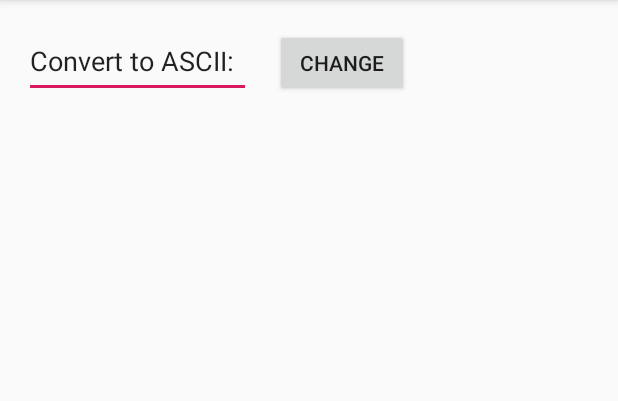
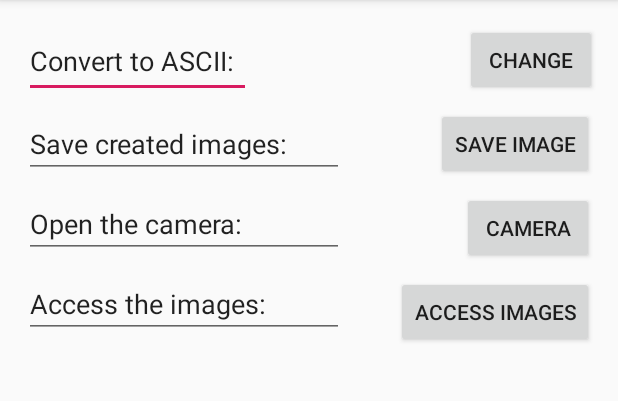
Before and after one commit to glennsong09/CS125FinalProject, an Android app: the screen it shows after launch (MainActivity), on a phone screen of 412 x 824 dp, the part 84-485 px from its top. Run offline under Robolectric (Android 15) with nearby library versions, the phone set to English and light mode, and no system bars.

Commit message:
4 buttons, convertascii, savepicture, opencamera, accessimages

```diff
--- a/app/src/main/java/com/example/qianfan/cs125finalproject/MainActivity.java
+++ b/app/src/main/java/com/example/qianfan/cs125finalproject/MainActivity.java
@@ -12,12 +12,33 @@ public class MainActivity extends AppCompatActivity {
         super.onCreate(savedInstanceState);
         setContentView(R.layout.activity_main);
 
-        Button btn = (Button) findViewById(R.id.convertASCII);
-        btn.setOnClickListener(new View.OnClickListener() {
+        Button btnCI = (Button) findViewById(R.id.convertASCII);
+        btnCI.setOnClickListener(new View.OnClickListener() {
             @Override
             public void onClick(View v) {
                 Log.i("CS125FinalProject", "Will convert image to ASCII.");
             }
         });
+        Button btnSI = (Button) findViewById(R.id.savePicture);
+        btnSI.setOnClickListener(new View.OnClickListener() {
+            @Override
+            public void onClick(View v) {
+                Log.i("CS125FinalProject", "Will save the converted picture.");
+            }
+        });
+        Button btnOC = (Button) findViewById(R.id.openCamera);
+        btnOC.setOnClickListener(new View.OnClickListener() {
+            @Override
+            public void onClick(View v) {
+                Log.i("CS125FinalProject", "Will open the camera.");
+            }
+        });
+        Button btnAI = (Button) findViewById(R.id.accessImages);
+        btnAI.setOnClickListener(new View.OnClickListener() {
+            @Override
+            public void onClick(View v) {
+                Log.i("CS125FinalProject", "Will access saved images.");
+            }
+        });
     }
 }
--- a/app/src/main/res/layout/activity_main.xml
+++ b/app/src/main/res/layout/activity_main.xml
@@ -21,11 +21,88 @@
 
     <Button
         android:id="@+id/convertASCII"
-        android:layout_width="89dp"
-        android:layout_height="45dp"
+        android:layout_width="88dp"
+        android:layout_height="48dp"
+        android:layout_marginStart="136dp"
+        android:layout_marginLeft="136dp"
+        android:layout_marginTop="16dp"
+        android:layout_marginEnd="8dp"
+        android:layout_marginRight="8dp"
+        android:text="@string/button_send"
+        app:layout_constraintEnd_toEndOf="parent"
+        app:layout_constraintStart_toEndOf="@+id/editText"
+        app:layout_constraintTop_toTopOf="parent" />
+
+    <EditText
+        android:id="@+id/editText2"
+        android:layout_width="wrap_content"
+        android:layout_height="wrap_content"
         android:layout_marginStart="16dp"
         android:layout_marginLeft="16dp"
-        android:text="@string/button_send"
-        app:layout_constraintBaseline_toBaselineOf="@+id/editText"
-        app:layout_constraintStart_toEndOf="@+id/editText" />
+        android:layout_marginTop="8dp"
+        android:ems="10"
+        android:inputType="textPersonName"
+        android:text="Save created images:"
+        app:layout_constraintStart_toStartOf="parent"
+        app:layout_constraintTop_toBottomOf="@+id/editText" />
+
+    <Button
+        android:id="@+id/savePicture"
+        android:layout_width="wrap_content"
+        android:layout_height="wrap_content"
+        android:layout_marginTop="8dp"
+        android:layout_marginEnd="16dp"
+        android:layout_marginRight="16dp"
+        android:text="Save Image"
+        app:layout_constraintEnd_toEndOf="parent"
+        app:layout_constraintTop_toBottomOf="@+id/convertASCII" />
+
+    <EditText
+        android:id="@+id/editText3"
+        android:layout_width="wrap_content"
+        android:layout_height="wrap_content"
+        android:layout_marginStart="16dp"
+        android:layout_marginLeft="16dp"
+        android:layout_marginTop="8dp"
+        android:ems="10"
+        android:inputType="textPersonName"
+        android:text="Open the camera:"
+        app:layout_constraintStart_toStartOf="parent"
+        app:layout_constraintTop_toBottomOf="@+id/editText2" />
+
+    <Button
+        android:id="@+id/openCamera"
+        android:layout_width="wrap_content"
+        android:layout_height="wrap_content"
+        android:layout_marginTop="8dp"
+        android:layout_marginEnd="16dp"
+        android:layout_marginRight="16dp"
+        android:text="Camera"
+        app:layout_constraintEnd_toEndOf="parent"
+        app:layout_constraintTop_toBottomOf="@+id/savePicture" />
+
+    <EditText
+        android:id="@+id/editText4"
+        android:layout_width="wrap_content"
+        android:layout_height="wrap_content"
+        android:layout_marginStart="16dp"
+        android:layout_marginLeft="16dp"
+        android:layout_marginTop="8dp"
+        android:ems="10"
+        android:inputType="textPersonName"
+        android:text="Access the images:"
+        app:layout_constraintStart_toStartOf="parent"
+        app:layout_constraintTop_toBottomOf="@+id/editText3" />
+
+    <Button
+        android:id="@+id/accessImages"
+        android:layout_width="wrap_content"
+        android:layout_height="wrap_content"
+        android:layout_marginTop="8dp"
+        android:layout_marginEnd="16dp"
+        android:layout_marginRight="16dp"
+        android:text="Access Images"
+        app:layout_constraintEnd_toEndOf="parent"
+        app:layout_constraintTop_toBottomOf="@+id/openCamera" />
+
 </android.support.constraint.ConstraintLayout>
--- a/app/src/main/res/values/strings.xml
+++ b/app/src/main/res/values/strings.xml
@@ -2,4 +2,10 @@
     <string name="app_name">CS125FinalProject</string>
     <string name="edit_message">Convert to ASCII:</string>
     <string name="button_send">Change</string>
+    <string name="button_open_camera">Open Camera</string>
+    <string name="button_save_image">Save Image</string>
+    <string name="button_access_image">Access Images</string>
+    <string name="edit_message_1">Open the camera:</string>
+    <string name="edit_message_2">Save the image produced:</string>
+    <string name="edit_message_3">Access all images produced:</string>
 </resources>
```
